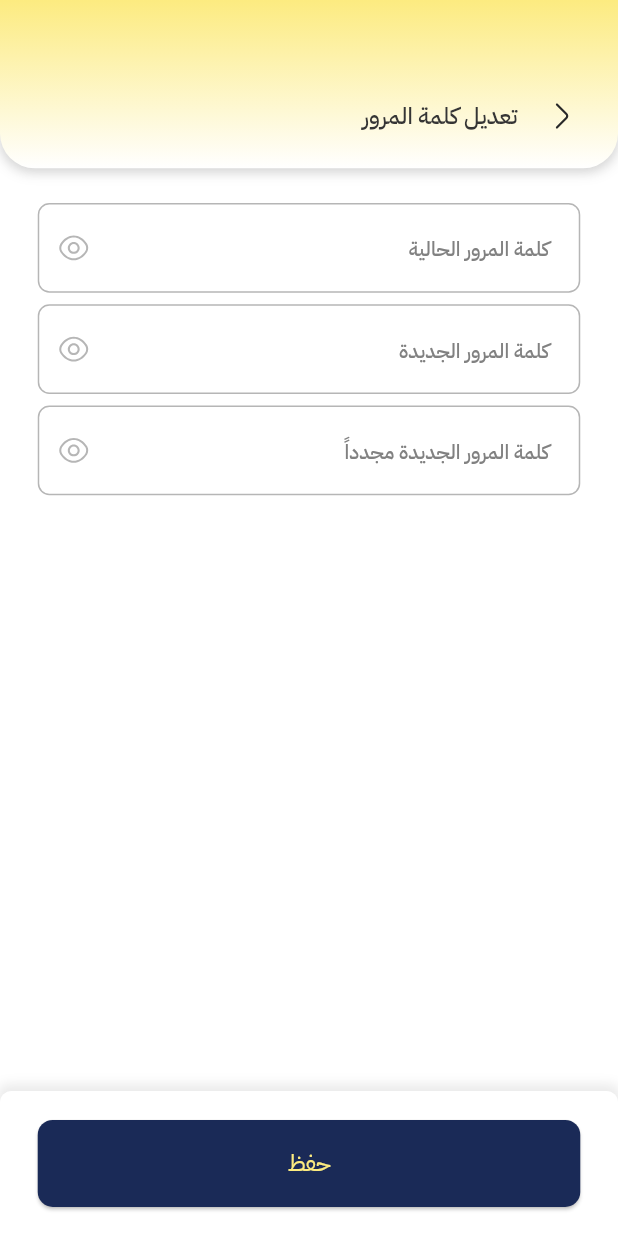
After one commit to Dexterous-Tech/freelancer, a Flutter app: the ClientChangePasswordScreen screen opened by its route, on a phone screen of 412 x 824 dp. The commit adds this screen. Run offline on Flutter 3.47's test engine with Material 3 defaults, Android fonts, the light colour scheme and no system bars; our stand-ins replace country_code_picker, dio, easy_localization, flutter_bloc, flutter_screenutil, flutter_secure_storage and 6 more; accounts and stored records are empty.

Commit message:
feat: Add change password feature with localization support
- Introduced ClientChangePasswordScreen and associated Cubit for managing password changes.
- Created ClientChangePasswordForm for user input with fields for current and new passwords.
- Enhanced localization support for change password texts in Arabic, English, and Urdu.
- Updated routing to navigate to the change password screen from the client profile.
- Added UI components for a seamless user experience in changing passwords.

```diff
--- a/assets/translations/ar.json
+++ b/assets/translations/ar.json
@@ -59,6 +59,7 @@
     "logout": "تسجيل الخروج",
     "deleteAccount": "حذف الحساب",
     "profileTitle": "الملف الشخصي",
-    "changePassword": "تغيير كلمة المرور"
+    "changePassword": "تغيير كلمة المرور",
+    "editPasswordTitle": "تعديل كلمة المرور"
   }
 }
--- a/assets/translations/en.json
+++ b/assets/translations/en.json
@@ -59,6 +59,7 @@
     "logout": "Log Out",
     "deleteAccount": "Delete Account",
     "profileTitle": "Profile",
-    "changePassword": "Change Password"
+    "changePassword": "Change Password",
+    "editPasswordTitle": "Edit Password"
   }
 }
--- a/assets/translations/ur.json
+++ b/assets/translations/ur.json
@@ -59,6 +59,7 @@
     "logout": "لاگ آؤٹ کریں",
     "deleteAccount": "اکاؤنٹ حذف کریں",
     "profileTitle": "پروفائل",
-    "changePassword": "پاس ورڈ تبدیل کریں"
+    "changePassword": "پاس ورڈ تبدیل کریں",
+    "editPasswordTitle": "پاس ورڈ میں ترمیم کریں"
   }
 }
--- a/lib/core/routes/app_routes.dart
+++ b/lib/core/routes/app_routes.dart
@@ -8,4 +8,6 @@ class AppRoutes {
   static const String verificationScreen = '/verificationScreen';
   static const String mainHomeScreen = '/mainHomeScreen';
   static const String clientEditProfileScreen = '/clientEditProfileScreen';
+  static const String clientChangePasswordScreen =
+      '/clientChangePasswordScreen';
 }
--- a/lib/core/routes/app_routing.dart
+++ b/lib/core/routes/app_routing.dart
@@ -5,6 +5,7 @@ import 'package:freelancer/features/auth/login/presentation/view/login_screen.da
 import 'package:freelancer/features/auth/new_password_screen/presentation/view/new_password_screen.dart';
 import 'package:freelancer/features/auth/signup/presentation/view/signup_screen.dart';
 import 'package:freelancer/features/auth/verification/presentation/view/verification_screen.dart';
+import 'package:freelancer/features/client/change_password/presentation/view/client_change_password_screen.dart';
 import 'package:freelancer/features/home/main_home/presentation/view/main_home_screen.dart';
 import 'package:freelancer/features/on_boarding/presentation/view/on_boarding_screen.dart';
 import 'package:freelancer/features/splash/splash/presentation/view/splash_screen.dart';
@@ -37,6 +38,8 @@ class AppRouting {
         );
       case AppRoutes.clientEditProfileScreen:
         return _pageRouteBuilder(const ClientEditProfileScreen());
+      case AppRoutes.clientChangePasswordScreen:
+        return _pageRouteBuilder(const ClientChangePasswordScreen());
       default:
         return _pageRouteBuilder(const Scaffold());
     }
--- /dev/null
+++ b/lib/features/client/change_password/manager/client_change_password_cubit.dart
@@ -0,0 +1,16 @@
+import 'package:flutter/cupertino.dart';
+import 'package:flutter_bloc/flutter_bloc.dart';
+
+part 'client_change_password_state.dart';
+
+class ClientChangePasswordCubit extends Cubit<ClientChangePasswordState> {
+  ClientChangePasswordCubit() : super(ClientChangePasswordInitial());
+
+  static ClientChangePasswordCubit get(context) => BlocProvider.of(context);
+
+  TextEditingController currentPasswordController = TextEditingController();
+  TextEditingController newPasswordController = TextEditingController();
+  TextEditingController confirmPasswordController = TextEditingController();
+
+  GlobalKey<FormState> formKey = GlobalKey<FormState>();
+}
--- /dev/null
+++ b/lib/features/client/change_password/manager/client_change_password_state.dart
@@ -0,0 +1,6 @@
+part of 'client_change_password_cubit.dart';
+
+@immutable
+sealed class ClientChangePasswordState {}
+
+final class ClientChangePasswordInitial extends ClientChangePasswordState {}
--- /dev/null
+++ b/lib/features/client/change_password/presentation/view/client_change_password_screen.dart
@@ -0,0 +1,16 @@
+import 'package:flutter/material.dart';
+import 'package:flutter_bloc/flutter_bloc.dart';
+import 'widgets/client_change_password_body.dart';
+import '../../manager/client_change_password_cubit.dart';
+
+class ClientChangePasswordScreen extends StatelessWidget {
+  const ClientChangePasswordScreen({super.key});
+
+  @override
+  Widget build(BuildContext context) {
+    return BlocProvider(
+      create: (context) => ClientChangePasswordCubit(),
+      child: Scaffold(body: ClientChangePasswordBody()),
+    );
+  }
+}
--- /dev/null
+++ b/lib/features/client/change_password/presentation/view/widgets/client_change_password_body.dart
@@ -0,0 +1,26 @@
+import 'package:easy_localization/easy_localization.dart';
+import 'package:flutter/material.dart';
+import 'package:freelancer/core/theme/spacing.dart';
+import 'package:freelancer/core/widgets/custom_bottom_button.dart';
+import 'package:freelancer/core/widgets/custom_header.dart';
+import 'package:freelancer/generated/locale_keys.g.dart';
+
+import 'client_change_password_form.dart';
+
+class ClientChangePasswordBody extends StatelessWidget {
+  const ClientChangePasswordBody({super.key});
+
+  @override
+  Widget build(BuildContext context) {
+    return Column(
+      crossAxisAlignment: CrossAxisAlignment.start,
+      children: [
+        CustomHeader(title: LocaleKeys.profile_editPasswordTitle.tr()),
+        verticalSpace(24),
+        Expanded(child: ClientChangePasswordForm()),
+        Expanded(child: verticalSpace(50)),
+        CustomBottomButton(textButton: LocaleKeys.save.tr()),
+      ],
+    );
+  }
+}
--- /dev/null
+++ b/lib/features/client/change_password/presentation/view/widgets/client_change_password_form.dart
@@ -0,0 +1,70 @@
+import 'package:easy_localization/easy_localization.dart';
+import 'package:flutter/material.dart';
+import 'package:flutter_screenutil/flutter_screenutil.dart';
+import '../../../manager/client_change_password_cubit.dart';
+
+import '../../../../../../core/theme/spacing.dart';
+import '../../../../../../generated/locale_keys.g.dart';
+import '../../../../../auth/widgets/custom_password_text_form_field.dart';
+
+class ClientChangePasswordForm extends StatefulWidget {
+  const ClientChangePasswordForm({super.key});
+
+  @override
+  State<ClientChangePasswordForm> createState() =>
+      _ClientChangePasswordFormState();
+}
+
+class _ClientChangePasswordFormState extends State<ClientChangePasswordForm> {
+  bool currentPassword = true;
+  bool newPassword = true;
+  bool confirmPassword = true;
+  @override
+  Widget build(BuildContext context) {
+    final cubit = ClientChangePasswordCubit.get(context);
+    return CustomScrollView(
+      slivers: [
+        SliverToBoxAdapter(
+          child: Form(
+            key: cubit.formKey,
+            child: Padding(
+              padding: EdgeInsets.symmetric(horizontal: 24.w),
+              child: Column(
+                crossAxisAlignment: CrossAxisAlignment.start,
+                children: [
+                  CustomPasswordTextFormField(
+                    passwordController: cubit.currentPasswordController,
+                    obscureText: currentPassword,
+                    hint: LocaleKeys.authentication_currentPassword.tr(),
+                    onToggleVisibility: () {
+                      setState(() => currentPassword = !currentPassword);
+                    },
+                  ),
+                  verticalSpace(8),
+                  CustomPasswordTextFormField(
+                    passwordController: cubit.newPasswordController,
+                    obscureText: newPassword,
+                    hint: LocaleKeys.authentication_newPasswordHint.tr(),
+                    onToggleVisibility: () {
+                      setState(() => newPassword = !newPassword);
+                    },
+                  ),
+                  verticalSpace(8),
+                  CustomPasswordTextFormField(
+                    passwordController: cubit.confirmPasswordController,
+                    compareWith: cubit.newPasswordController,
+                    obscureText: confirmPassword,
+                    hint: LocaleKeys.authentication_confirmNewPasswordHint.tr(),
+                    onToggleVisibility: () {
+                      setState(() => confirmPassword = !confirmPassword);
+                    },
+                  ),
+                ],
+              ),
+            ),
+          ),
+        ),
+      ],
+    );
+  }
+}
--- a/lib/features/client/edit_profile/presentation/view/widgets/client_edit_profile_body.dart
+++ b/lib/features/client/edit_profile/presentation/view/widgets/client_edit_profile_body.dart
@@ -39,9 +39,9 @@ class ClientEditProfileBody extends StatelessWidget {
         verticalSpace(8),
         Center(child: Text(name, style: AppTextStyles.font24JetRegular)),
         verticalSpace(32),
-        ClientEditProfileForm(),
-        // Expanded(child: verticalSpace(100)),
-        Spacer(),
+        Expanded(child: ClientEditProfileForm()),
+        Expanded(child: verticalSpace(50)),
+        // Spacer(),
         CustomBottomButton(textButton: LocaleKeys.save.tr()),
       ],
     );
--- a/lib/features/client/edit_profile/presentation/view/widgets/client_edit_profile_form.dart
+++ b/lib/features/client/edit_profile/presentation/view/widgets/client_edit_profile_form.dart
@@ -3,6 +3,8 @@ import 'package:flutter/material.dart';
 import 'package:flutter_screenutil/flutter_screenutil.dart';
 import 'package:flutter_svg/flutter_svg.dart';
 import 'package:freelancer/core/helper/app_images.dart';
+import 'package:freelancer/core/helper/extensions.dart';
+import 'package:freelancer/core/routes/app_routes.dart';
 import 'package:freelancer/core/theme/app_colors.dart';
 import 'package:freelancer/core/theme/app_text_styles.dart';
 import 'package:freelancer/core/theme/spacing.dart';
@@ -17,10 +19,13 @@ class ClientEditProfileForm extends StatelessWidget {
   @override
   Widget build(BuildContext context) {
     final cubit = ClientEditProfileCubit.get(context);
-    return Form(
-      key: cubit.formKey,
+    return CustomScrollView(
+      slivers: [
+        SliverToBoxAdapter(
           child: Padding(
             padding: EdgeInsets.symmetric(horizontal: 24.w),
+            child: Form(
+              key: cubit.formKey,
               child: Column(
                 crossAxisAlignment: CrossAxisAlignment.start,
                 children: [
@@ -29,7 +34,8 @@ class ClientEditProfileForm extends StatelessWidget {
                       Expanded(
                         child: CustomNameTextFormField(
                           hint: LocaleKeys.authentication_firstNameHint.tr(),
-                    labelText: LocaleKeys.authentication_firstNameHint.tr(),
+                          labelText: LocaleKeys.authentication_firstNameHint
+                              .tr(),
                           nameController: cubit.firstNameController,
                         ),
                       ),
@@ -37,7 +43,8 @@ class ClientEditProfileForm extends StatelessWidget {
                       Expanded(
                         child: CustomNameTextFormField(
                           hint: LocaleKeys.authentication_lastNameHint.tr(),
-                    labelText: LocaleKeys.authentication_lastNameHint.tr(),
+                          labelText: LocaleKeys.authentication_lastNameHint
+                              .tr(),
                           nameController: cubit.lastNameController,
                         ),
                       ),
@@ -50,9 +57,17 @@ class ClientEditProfileForm extends StatelessWidget {
                     phoneNumberController: cubit.phoneNumberController,
                   ),
                   verticalSpace(24),
-            Row(
+                  GestureDetector(
+                    onTap: () {
+                      context.pushNamed(AppRoutes.clientChangePasswordScreen);
+                    },
+                    child: Row(
                       children: [
-                SvgPicture.asset(AppImages.lockIcon, width: 24.w, height: 24.h),
+                        SvgPicture.asset(
+                          AppImages.lockIcon,
+                          width: 24.w,
+                          height: 24.h,
+                        ),
                         horizontalSpace(4),
                         Text(
                           LocaleKeys.profile_changePassword.tr(),
@@ -62,9 +77,13 @@ class ClientEditProfileForm extends StatelessWidget {
                         ),
                       ],
                     ),
+                  ),
                 ],
               ),
             ),
+          ),
+        ),
+      ],
     );
   }
 }
```
Also changed, not shown: lib/generated/codegen_loader.g.dart, lib/generated/locale_keys.g.dart. Lines whose indentation alone changed are shown as unchanged.
